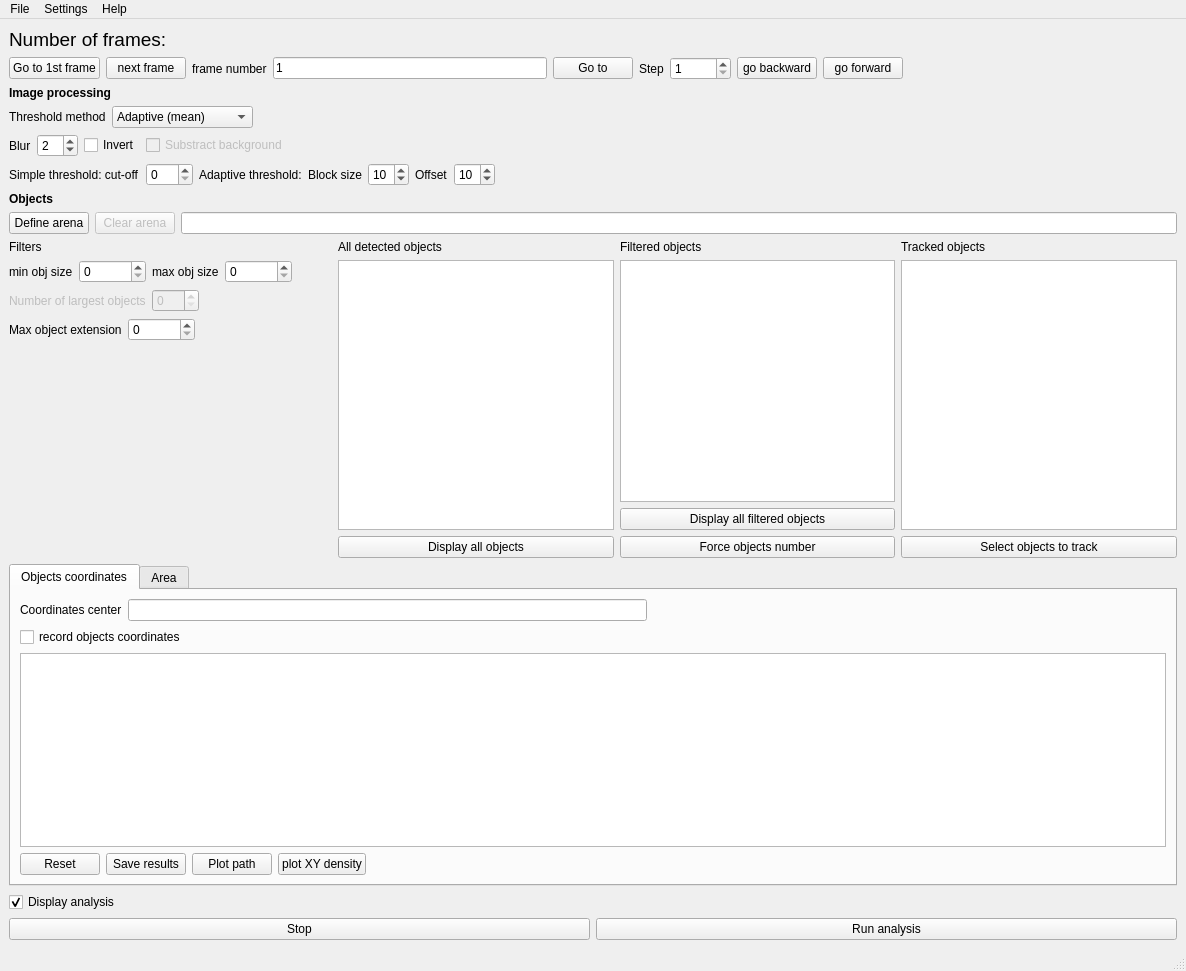
Qt form src/doris.ui (olivierfriard/DORIS) before a commit.
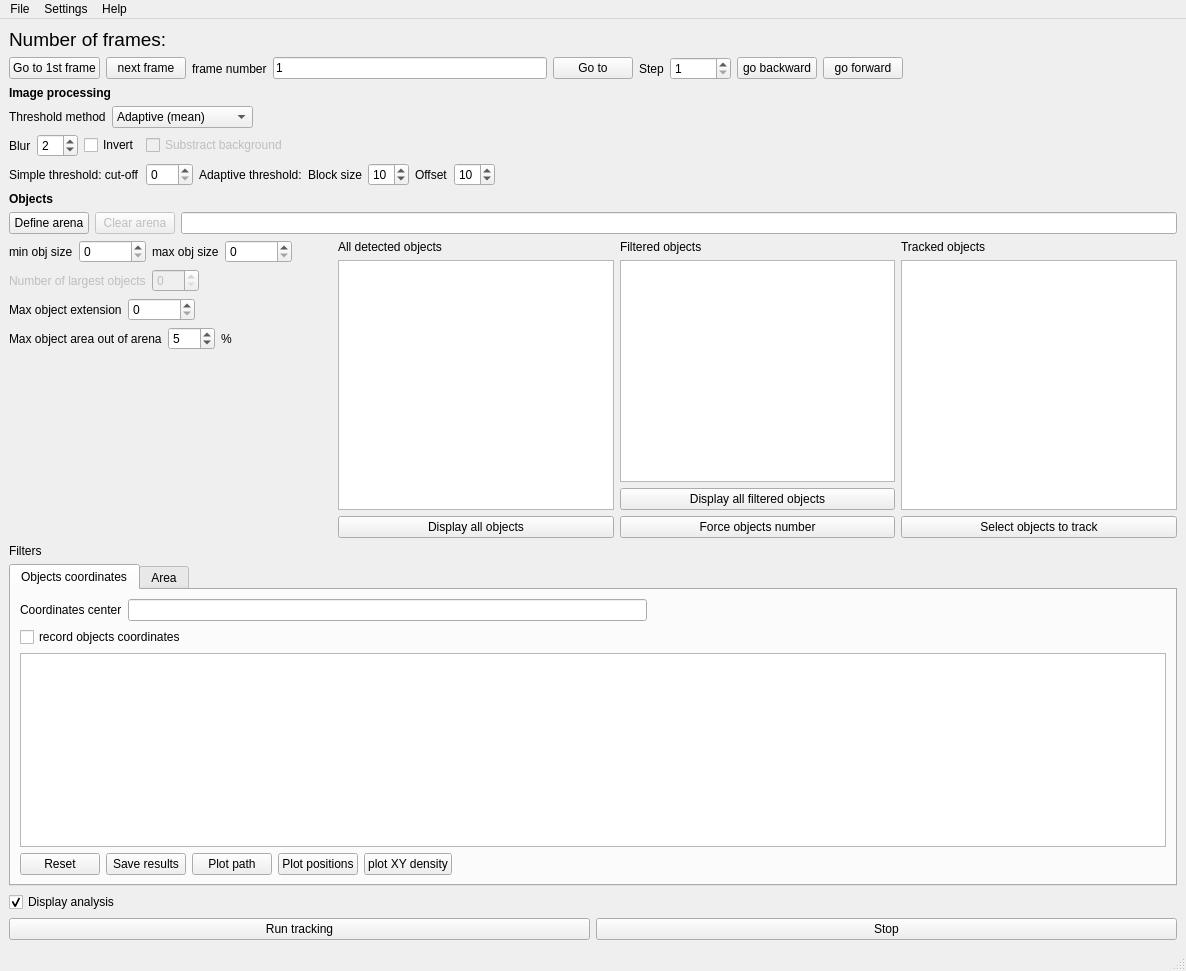
The same form after that commit. The open tabs and pages were chosen to show the change.

```diff
--- a/src/doris.ui
+++ b/src/doris.ui
@@ -328,16 +328,9 @@
      </layout>
     </item>
     <item>
-     <layout class="QHBoxLayout" name="horizontalLayout_9">
+     <layout class="QHBoxLayout" name="horizontalLayout_18">
       <item>
        <layout class="QVBoxLayout" name="verticalLayout_3">
-        <item>
-         <widget class="QLabel" name="label_12">
-          <property name="text">
-           <string>Filters</string>
-          </property>
-         </widget>
-        </item>
         <item>
          <layout class="QHBoxLayout" name="horizontalLayout_8">
           <item>
@@ -474,6 +467,47 @@
           </item>
          </layout>
         </item>
+        <item>
+         <layout class="QHBoxLayout" name="horizontalLayout_9">
+          <item>
+           <widget class="QLabel" name="label_18">
+            <property name="text">
+             <string>Max object area out of arena</string>
+            </property>
+           </widget>
+          </item>
+          <item>
+           <widget class="QSpinBox" name="sb_percent_out_of_arena">
+            <property name="maximum">
+             <number>100</number>
+            </property>
+            <property name="value">
+             <number>5</number>
+            </property>
+           </widget>
+          </item>
+          <item>
+           <widget class="QLabel" name="label_19">
+            <property name="text">
+             <string>%</string>
+            </property>
+           </widget>
+          </item>
+          <item>
+           <spacer name="horizontalSpacer_10">
+            <property name="orientation">
+             <enum>Qt::Horizontal</enum>
+            </property>
+            <property name="sizeHint" stdset="0">
+             <size>
+              <width>40</width>
+              <height>20</height>
+             </size>
+            </property>
+           </spacer>
+          </item>
+         </layout>
+        </item>
         <item>
          <spacer name="verticalSpacer">
           <property name="orientation">
@@ -482,7 +516,7 @@
           <property name="sizeHint" stdset="0">
            <size>
             <width>20</width>
-            <height>40</height>
+            <height>7</height>
            </size>
           </property>
          </spacer>
@@ -575,6 +609,13 @@
       </item>
      </layout>
     </item>
+    <item>
+     <widget class="QLabel" name="label_12">
+      <property name="text">
+       <string>Filters</string>
+      </property>
+     </widget>
+    </item>
     <item>
      <widget class="QTabWidget" name="tabWidget">
       <property name="currentIndex">
@@ -657,6 +698,13 @@
               </property>
              </widget>
             </item>
+            <item>
+             <widget class="QPushButton" name="pb_plot_positions">
+              <property name="text">
+               <string>Plot positions</string>
+              </property>
+             </widget>
+            </item>
             <item>
              <widget class="QPushButton" name="pb_plot_xy_density">
               <property name="text">
@@ -807,16 +855,16 @@
     <item>
      <layout class="QHBoxLayout" name="horizontalLayout_6">
       <item>
-       <widget class="QPushButton" name="pb_stop">
+       <widget class="QPushButton" name="pb_run_tracking">
         <property name="text">
-         <string>Stop</string>
+         <string>Run tracking</string>
         </property>
        </widget>
       </item>
       <item>
-       <widget class="QPushButton" name="pbGo">
+       <widget class="QPushButton" name="pb_stop">
         <property name="text">
-         <string>Run analysis</string>
+         <string>Stop</string>
         </property>
        </widget>
       </item>
```
Left out of the diff: 2 changed lines with no effect on the pictures.
